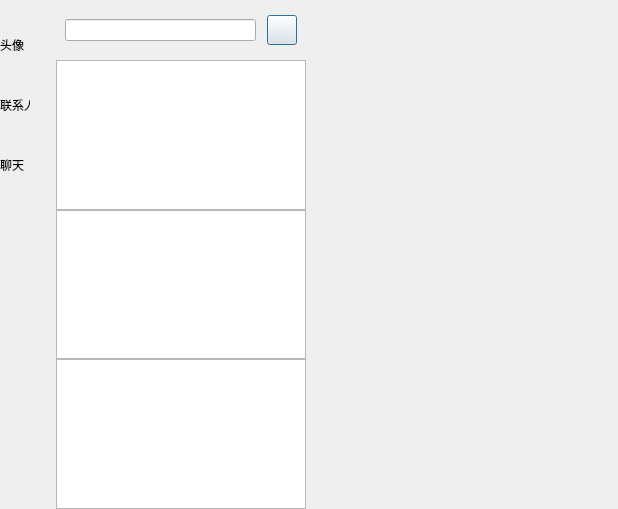
First picture: the form in Client_by_Qt/chatdialog.ui, repository BIGGOODSHIP/BigChat, before the edit.
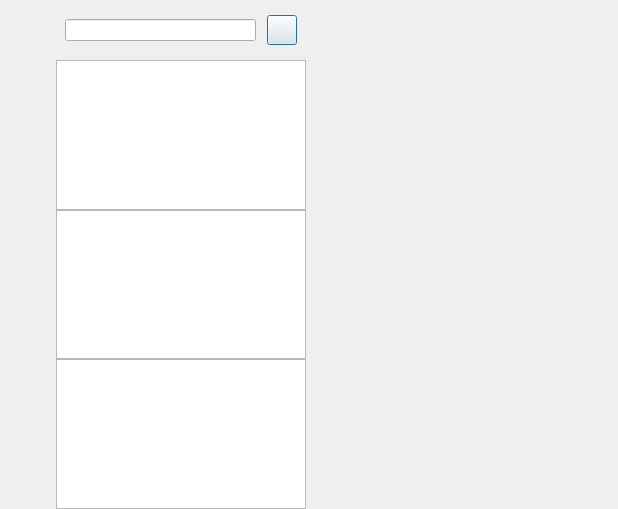
Second picture: the form after the edit. Custom widgets are drawn as their Qt base class.

Patch:
```diff
--- a/Client_by_Qt/chatdialog.ui
+++ b/Client_by_Qt/chatdialog.ui
@@ -54,7 +54,7 @@
        <number>0</number>
       </property>
       <property name="topMargin">
-       <number>30</number>
+       <number>10</number>
       </property>
       <property name="rightMargin">
        <number>0</number>
@@ -69,7 +69,7 @@
           <number>30</number>
          </property>
          <property name="leftMargin">
-          <number>0</number>
+          <number>2</number>
          </property>
          <property name="topMargin">
           <number>0</number>
@@ -78,29 +78,32 @@
           <number>0</number>
          </property>
          <property name="bottomMargin">
-          <number>0</number>
+          <number>1</number>
          </property>
          <item>
           <widget class="QLabel" name="side_head_lb">
            <property name="minimumSize">
             <size>
-             <width>30</width>
-             <height>30</height>
+             <width>50</width>
+             <height>50</height>
             </size>
            </property>
            <property name="maximumSize">
             <size>
-             <width>30</width>
-             <height>30</height>
+             <width>50</width>
+             <height>50</height>
             </size>
            </property>
            <property name="text">
-            <string>头像</string>
+            <string/>
            </property>
+           <property name="alignment">
+            <set>Qt::AlignmentFlag::AlignCenter</set>
+           </property>
           </widget>
          </item>
          <item>
-          <widget class="QLabel" name="side_contact_lb">
+          <widget class="StateWidget" name="side_chat_lb" native="true">
            <property name="minimumSize">
             <size>
              <width>30</width>
@@ -113,13 +116,10 @@
              <height>30</height>
             </size>
            </property>
-           <property name="text">
-            <string>联系人</string>
-           </property>
           </widget>
          </item>
          <item>
-          <widget class="QLabel" name="side_chat_label">
+          <widget class="StateWidget" name="side_contact_lb" native="true">
            <property name="minimumSize">
             <size>
              <width>30</width>
@@ -132,9 +132,6 @@
              <height>30</height>
             </size>
            </property>
-           <property name="text">
-            <string>聊天</string>
-           </property>
           </widget>
          </item>
         </layout>
@@ -293,6 +290,17 @@
    <header location="global">chatpage.h</header>
    <container>1</container>
   </customwidget>
+  <customwidget>
+   <class>StateWidget</class>
+   <extends>QWidget</extends>
+   <header location="global">statewidget.h</header>
+   <container>1</container>
+  </customwidget>
+  <customwidget>
+   <class>SearchList</class>
+   <extends>QListWidget</extends>
+   <header location="global">searchlist.h</header>
+  </customwidget>
  </customwidgets>
  <resources/>
  <connections/>
```
Left out of the diff: 2 changed lines with no effect on the pictures.
